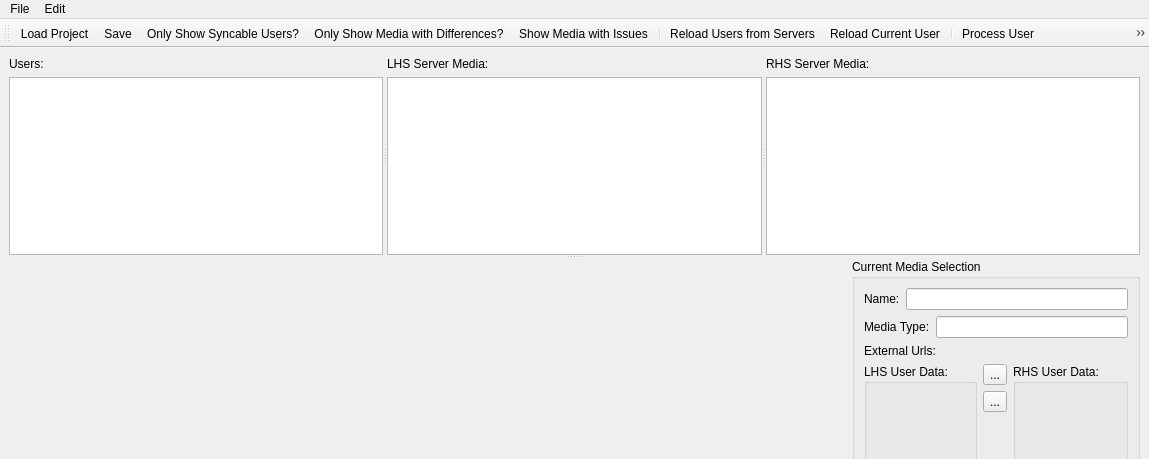
The window that UI/MainWindow.ui (towel42-com/EmbySync) describes before a commit, drawn with Qt 5; both pictures show x 0 to 1149 and y 0 to 459 of the 1149 by 809 pixel window.
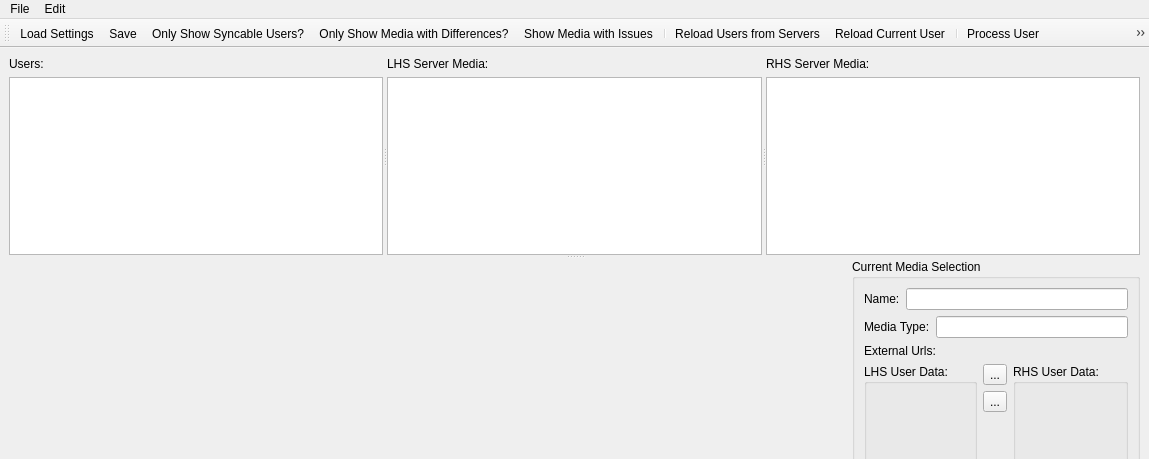
The same window after the commit. Icons and pictures are not drawn. Custom widgets are drawn as their Qt base class.

Commit message: Changed api for url and api key for consistency Show the servername in the users table header

```diff
--- a/UI/MainWindow.ui
+++ b/UI/MainWindow.ui
@@ -139,16 +139,6 @@
            <string>Current Media Selection</string>
           </property>
           <layout class="QGridLayout" name="gridLayout">
-           <item row="2" column="0">
-            <widget class="QLabel" name="externalUrls">
-             <property name="text">
-              <string>External Urls:</string>
-             </property>
-             <property name="openExternalLinks">
-              <bool>true</bool>
-             </property>
-            </widget>
-           </item>
            <item row="3" column="0" rowspan="4">
             <widget class="CMediaUserDataWidget" name="lhsUserMediaData">
              <property name="title">
@@ -245,6 +235,16 @@
              </item>
             </layout>
            </item>
+           <item row="2" column="0" colspan="3">
+            <widget class="QLabel" name="externalUrls">
+             <property name="text">
+              <string>External Urls:</string>
+             </property>
+             <property name="openExternalLinks">
+              <bool>true</bool>
+             </property>
+            </widget>
+           </item>
           </layout>
          </widget>
         </item>
@@ -296,11 +296,11 @@
     </property>
     <widget class="QMenu" name="menuLoadRecent">
      <property name="title">
-      <string>Load Recent</string>
+      <string>Load Recent Settings</string>
      </property>
      <addaction name="actionNoRecentFiles"/>
     </widget>
-    <addaction name="actionLoadProject"/>
+    <addaction name="actionLoadSettings"/>
     <addaction name="menuLoadRecent"/>
     <addaction name="separator"/>
     <addaction name="actionSave"/>
@@ -337,7 +337,7 @@
    <attribute name="toolBarBreak">
     <bool>false</bool>
    </attribute>
-   <addaction name="actionLoadProject"/>
+   <addaction name="actionLoadSettings"/>
    <addaction name="actionSave"/>
    <addaction name="actionOnlyShowSyncableUsers"/>
    <addaction name="actionOnlyShowMediaWithDifferences"/>
@@ -359,13 +359,13 @@
     <string>Edit Settings</string>
    </property>
   </action>
-  <action name="actionLoadProject">
+  <action name="actionLoadSettings">
    <property name="icon">
     <iconset resource="EmbySync.qrc">
      <normaloff>:/resources/open.png</normaloff>:/resources/open.png</iconset>
    </property>
    <property name="text">
-    <string>Load Project...</string>
+    <string>Load Settings...</string>
    </property>
    <property name="shortcut">
     <string>Ctrl+O</string>
```
The commit also changes 2 other files.
